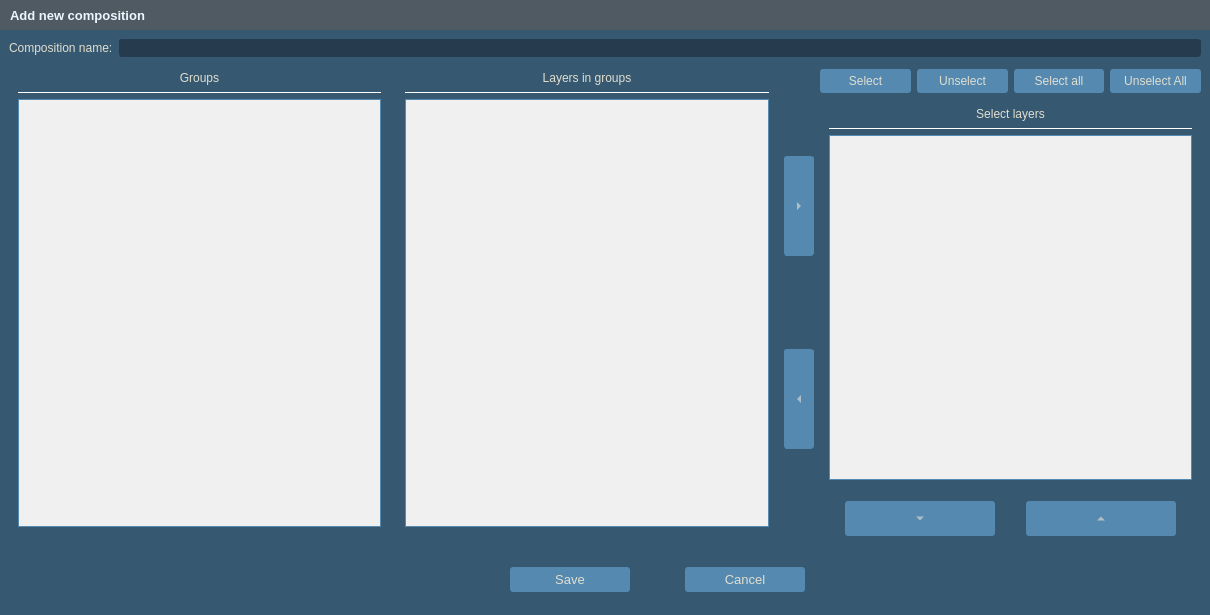
Qt form Kompozycje/nowa_kompozycja.ui (GIAPspzoo/GIAP_PolaMap_lite) before a commit.
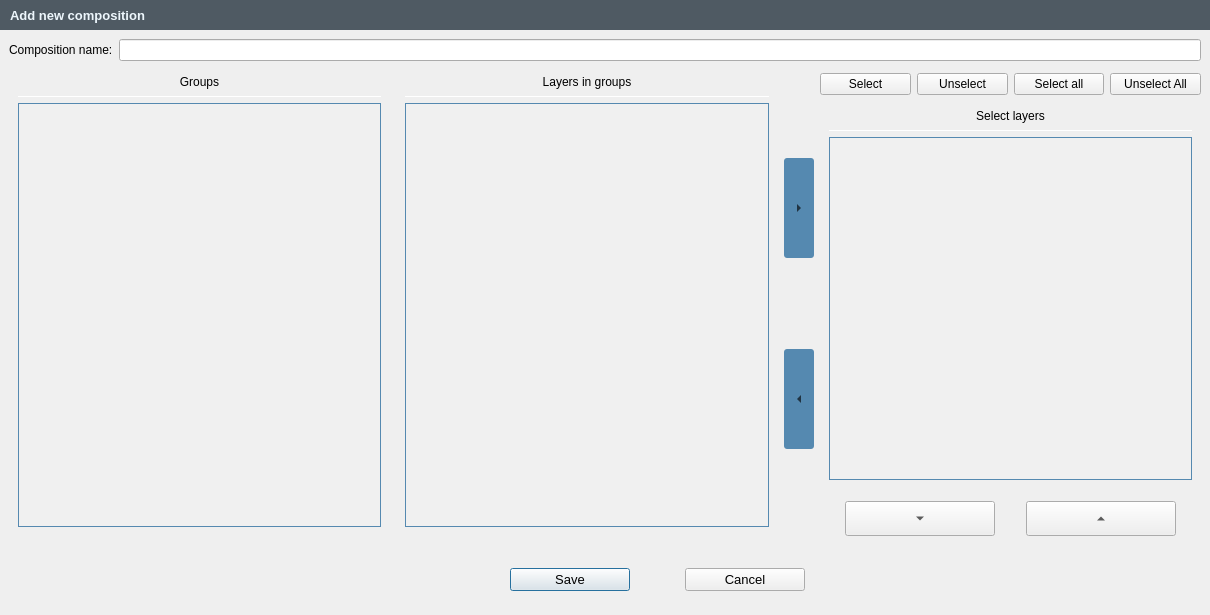
The same form after that commit. Icons and pictures are not drawn.

What changed in the file:
```diff
--- a/Kompozycje/nowa_kompozycja.ui
+++ b/Kompozycje/nowa_kompozycja.ui
@@ -45,421 +45,7 @@
     <normaloff>:/plugins/GIAP-giap_layout/icons/giap_logo.png</normaloff>:/plugins/GIAP-giap_layout/icons/giap_logo.png</iconset>
   </property>
   <property name="styleSheet">
-   <string notr="true">* {
-background-color: #365871;
-color:#E0DECF;
-font: 10pt &quot;Segoe UI&quot;;
-}
-QLabel{
-font: 10pt &quot;Segoe UI&quot;;
-color:#E0DECF;
-height: 35px;
-}
-QCheckBox::indicator {
-  width: 13px;
-    height: 13px;
-border: 0px solid #E0DECF;
-}
-QCheckBox::indicator:checked {
- image: url(:/plugins/GIAP-PolaMap/icons/checked.png);
-  width: 13px;
-    height: 13px;
-}
-QCheckBox::indicator:unchecked {
- image: url(:/plugins/GIAP-PolaMap/icons/unchecked.png);
-  width: 13px;
-    height: 13px;
-}
-
-QScrollBar:horizontal {
-    height: 15px;
-}
-QScrollBar::handle:horizontal {
-    background: #5589B0;
-    border-radius: 5px;
-    width: 10px;
-    margin: 2px 0 2px 0;
-}
-QScrollBar::add-line:horizontal, QScrollBar::sub-line:horizontal  {
-    border: 1px solid transparent;
-    background: transparent;
-    width: 12px;
-}
- QScrollBar:vertical {
-     width: 15px;
- }
- QScrollBar::handle:vertical {
-     background: #5589B0;
-     height: 10px;
-     border-radius: 5px;
-         margin: 0px 2px 0px 2px;
- }
- QScrollBar::add-line:vertical{
-    border: 1px solid transparent;
-     background: transparent;
-     height: 12px;
- }
-
- QScrollBar::sub-line:vertical {
-      border: 1px solid transparent;
-     background: transparent;
-     height: 12px;
- }
-
-QAbstractScrollArea::corner {
- border: 1px solid transparent;
-width: 0px; 
-height: 0px;
-}
-
-QPushButton {
-padding: 5px;
-}
-
-QLineEdit, QTextEdit{
-border: 1px solid;
-border-radius:3px;
-border-color: #263c4e;
-background-color: #263c4e;
-}
-
-QLineEdit:focus{
-border: solid;
-border-style: solid;
-border-width: 1px;
-border-color: #E0DECF;
-}
-
-QPushButton {
-border: none;
-border-width: 1px;
-border-radius:3px;
-background-color: #5589B0;
-}
-QPushButton:checked {
-background-color: #5589B0;
-border: solid;
-border-width: 1px;
-border-color: #5589B0;
-}
-
-QPushButton:pressed {
-background-color: #5589B0;
-border: solid;
-border-width: 1px;
-border-color:#5589B0;
-}
-QPushButton:hover {
-background-color: #5589B0;
-border-radius: 3px;
-border: solid;
-border-style: solid;
-border-width: 1px;
-border-color: #E0DECF;
-}
-
-QToolButton {
-border: none;
-border-width: 1px;
-border-radius:3px;
-background-color: #5589B0;
-}
-
-QToolButton:checked {
-background-color: #5589B0;
-border: solid;
-border-width: 1px;
-border-color: #5589B0;
-}
-QToolButton:hover {
-background-color: #5589B0;
-border-radius: 3px;
-border: solid;
-border-style: solid;
-border-width: 1px;
-border-color: #E0DECF;
-}
-
-
-QToolButton:pressed {
-background-color: #5589B0;
-border: solid;
-border-width: 1px;
-border-color:#5589B0;
-}
-
-QToolButton::menu, QToolButton::menu-button {
-background-color: #263C4E;
-border: solid;
-border-width: 1px;
-border-color: #5589B0;
-}
-
-QMenu::item:selected {
-background-color:  #5589B0;
-}
-
-QComboBox QListView{
-selection-background-color:  #5589B0;
-    color: #E0DECF;
-     padding: 2px;
-}
-
-QComboBox:editable {
-border: 0px solid #5589B0;
-border-radius: 3px;
-background-color: #263c4e;
-padding: 0px 0px 0px 3px;
-}
-
-QComboBox:editable:focus{
-border: solid;
-border-style: solid;
-border-width: 1px;
-border-color: #E0DECF;
-}
-
-QComboBox:!editable {
-border: 0px solid #5589B0;
-border-radius: 3px;
-background-color: #263c4e;
-padding:0px 3px 0px 3px;
-}
-
-QComboBox:!editable:on {
-background-color: #263c4e;
-border: solid;
-border-width: 1px;
-border-color: #365871;
-padding:0px 5px 0px 3px;
-}
-
-QComboBox::drop-down {
-border-left: solid;
-border-width: 0px;
-background-color: #263c4e;
-border-radius: 3px;
-}
-QComboBox::drop-down:editable:on {
-background-color:#263c4e;
-border: solid;
-border-width: 1px;
-border-color: #263c4e;
-}
-
-QComboBox::drop-down:!editable:on {
-background-color: #263c4e;
-}
-
-QComboBox::down-arrow {
-        image:  url(:/plugins/GIAP-PolaMap/icons/branch-open.png);
-    width: 18px;
-    height: 28px;
-}
-
-QComboBox::down-arrow:hover, QComboBox::down-arrow:pressed{
-border: solid;
-border-width: 0px;
-border-color: #E0DECF;
-border-radius: 3px;
-margin:0px 3px 0px -1px;
-}
-
-QToolTip {
-color:white;
-	font: 9pt &quot;Segoe UI&quot;;
-font-weight: normal;
-border-style: double;
-border: 0.1rem;
-border-radius: 0.3rem;
-background-color:#4F5A63;
-}
-
-Line {
-color: qlineargradient(spread:pad, x1:0, y1:1, x2:0, y2:0, stop:0 rgba(65, 97, 124, 255), stop:1 rgba(90, 135, 172, 255));
-}
-
-QTabBar::tab {
-border-top-left-radius: 3px;
-border-top-right-radius: 3px;
-padding:1px 0px 1px 0px;
-margin-top: 2px;
-color: #E0DECF;
-font-weight: 550;
-}
-
-QTabBar::tab:selected {
-border: 0rem solid;
-border-color:#5589B0;
-margin-bottom: 2px;
-border-bottom: 2px solid #E0DECF;
-font-weight: 650;
-color: #E0DECF;
-}
-QTabBar::tab:hover {
-border: 0rem solid;
-background: transparent;
-margin-bottom: 2px;
-border-bottom: 2px solid #E0DECF;
-font-weight: 650;
-}
-
-QTabBar::tab:!selected {
-border: 0rem solid;
-background: transparent;
-margin-bottom: 2px;
-border-bottom: 2px solid transparent;
-font-weight: 550;
-color: #B3B2A6;
-}
-QTabBar::tab:!selected:hover {
-border: 0rem solid;
-background: transparent;
-margin-bottom: 2px;
-border-bottom: 2px solid #E0DECF;
-font-weight: 550;
-color: #B3B2A6;
-}
-
-QTabBar::tab:last:!selected {
-margin-right: 1px;
-}
-
-QTabWidget::pane {
-border-top:1px solid #B3B2A6;
-border-bottom: 0px solid #B3B2A6;
-}
-
-QTabWidget::tab-bar {
-left: 5px;
-right: 5px;
-}
-
-QTreeView {
-    border: 0rem solid;
-    border-color: #5589B0;
-    margin: 0.2rem;
-   show-decoration-selected: 1;
-}
-
-QTreeView::item,
-QTreeView::branch {
-    color: black;
-     padding:2px;
-}
-
-QTreeView:branch:hover,
-QTreeView:item:hover
-{
-    background-color: #5589B0;
-    color: white;
-}
-
-QTreeView:branch:selected,
-QTreeView:item:selected
-{
-    background-color: #5589B0;
-    color: white;
-}
-
-QTreeView::branch:has-children:!has-siblings:closed,
-QTreeView::branch:closed:has-children:has-siblings {
-        border-image: none;
-        image: url(:/plugins/GIAP-PolaMap/icons/branch-closed.png);
-}
-
-QTreeView::branch:open:has-children:!has-siblings,
-QTreeView::branch:open:has-children:has-siblings  {
-        border-image: none;
-        image:  url(:/plugins/GIAP-PolaMap/icons/branch-open.png);
-}
-
-QProgressBar {
-    border: 0.2rem solid #365871;
-    background-color: #365871;
-    border-radius: 0.3rem;
-    text-align: center;
-    color: white;
-}
-
-QProgressBar::chunk {
-    background-color: #5589B0;
-}
-QSpinBox, QDoubleSpinBox,
-QSpinBox:editable,
-QSpinBox:hover,
-QSpinBox:pressed,
-QDoubleSpinBox:editable,
-QDoubleSpinBox:hover,
-QDoubleSpinBox:pressed {
-    border: 0.1rem solid;
-    border-radius: 0.3rem;
-    border-color: #263c4e;
-background-color: #263c4e;
-}
-QSpinBox:focus, QDoubleSpinBox:focus {
-border-style: solid;
-border-width: 0rem;
-border-color: #E0DECF;
-}
-QSpinBox:disabled, QDoubleSpinBox:disabled {
-  border: none;
-  border-bottom: 0.1rem solid #263c4e;
-  border-radius: 0;
-  background: #263c4e;
-  color: #000000;
-}
-QSpinBox::up-button, QDoubleSpinBox::up-button{
-  subcontrol-origin: border;
-  subcontrol-position: top right;
-  border: 0rem solid white;
-  border-radius: 3;
-  background: #263c4e;
-}
-QSpinBox::down-button, QDoubleSpinBox::down-button {
-  subcontrol-origin: border;
-  subcontrol-position: bottom right;
-  border: 0rem solid white;
-  border-radius: 3;
-  background: #263c4e;
-}
-QSpinBox::down-button:hover, QDoubleSpinBox::down-button:hover, QSpinBox::up-button:hover, QDoubleSpinBox::up-button:hover {
-border: solid;
-border-width: 0.1rem;
-border-color: #E0DECF;
-}
-QSpinBox::up-arrow,QDoubleSpinBox::up-arrow {
-  image: url(:/plugins/GIAP-PolaMap/icons/spinup.png);
-    width: 18px;
-    height: 18px;
-}
-QSpinBox::up-arrow:disabled,
-QSpinBox::up-arrow:off {
-  image: none;
-}
-QSpinBox::down-arrow, QDoubleSpinBox::down-arrow {
-  image: url(:/plugins/GIAP-PolaMap/icons/spindown.png);
-    width: 18px;
-    height: 18px;
-}
-QSpinBox::down-arrow:disabled,
-QSpinBox::down-arrow:off,
- QDoubleSpinBox::down-arrow:disabled,
-QDoubleSpinBox::down-arrow:off{
-  image: none;
-}
-
-QTableView {
-border:1px solid #2A4457;
-color:white;
-selection-background-color: #6FB1E3;
- selection-color: white;
-}
-QTableView::item:selected {
-color:white;
-selection-background-color: #6FB1E3;
-selection-color: white;
-}</string>
+   <string notr="true"/>
   </property>
   <property name="locale">
    <locale language="English" country="UnitedKingdom"/>
@@ -1024,9 +610,32 @@
            </size>
           </property>
           <property name="styleSheet">
-           <string notr="true">border: solid;
+           <string notr="true">QToolButton {
+padding: 5px;
+border: none;
 border-width: 1px;
-border-color:#5589B0;</string>
+border-radius: 3px;
+background-color: #5589B0;
+}
+QToolButton:checked {
+background-color: #5589B0;
+border: solid;
+border-width: 1px;
+border-color: #5589B0;
+}
+
+QToolButton:disabled  {
+background-color: #465A68;
+color: #7E7F81;
+}
+
+QToolButton:hover {
+background-color: #5589B0;
+border-radius: 3px;
+border: solid;
+border-width: 1px;
+border-color: #E0DECF;
+}</string>
           </property>
           <property name="text">
            <string>...</string>
@@ -1045,9 +654,32 @@
            </size>
           </property>
           <property name="styleSheet">
-           <string notr="true">border: solid;
+           <string notr="true">QToolButton {
+padding: 5px;
+border: none;
 border-width: 1px;
-border-color:#5589B0;</string>
+border-radius: 3px;
+background-color: #5589B0;
+}
+QToolButton:checked {
+background-color: #5589B0;
+border: solid;
+border-width: 1px;
+border-color: #5589B0;
+}
+
+QToolButton:disabled  {
+background-color: #465A68;
+color: #7E7F81;
+}
+
+QToolButton:hover {
+background-color: #5589B0;
+border-radius: 3px;
+border: solid;
+border-width: 1px;
+border-color: #E0DECF;
+}</string>
           </property>
           <property name="text">
            <string>...</string>
```
